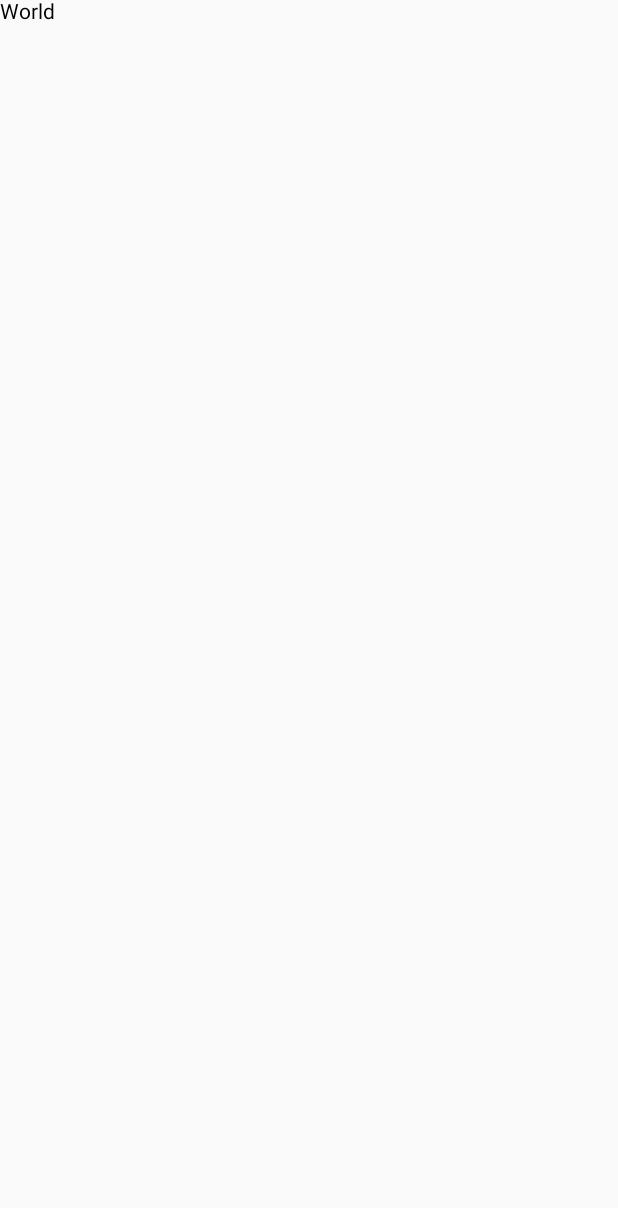
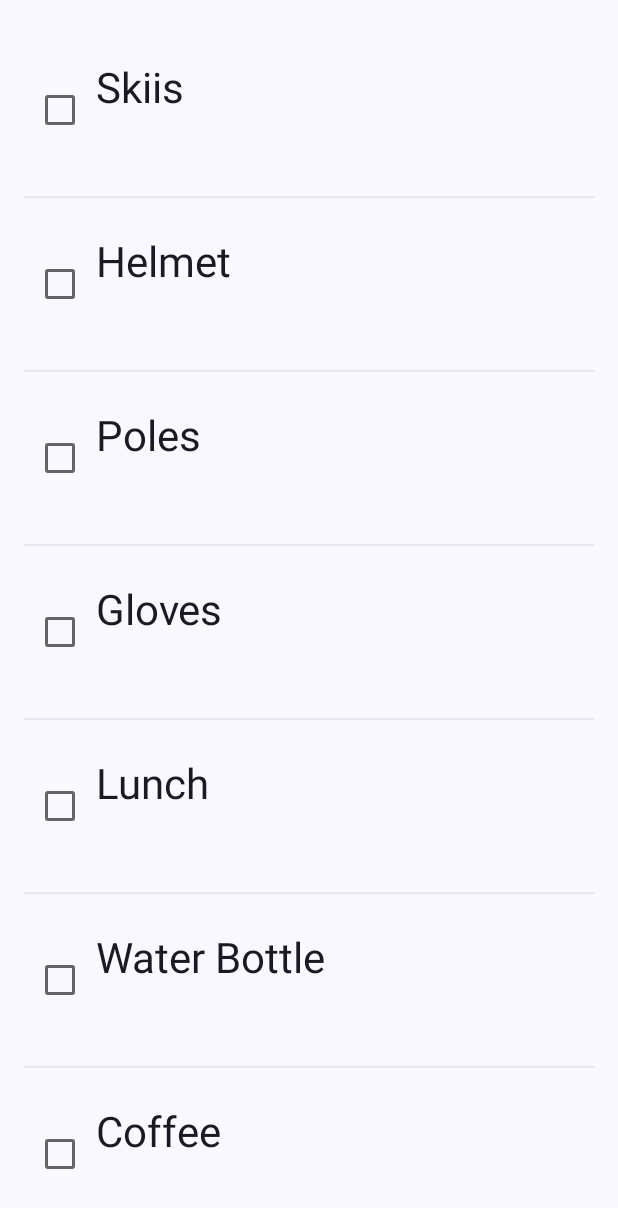
Before and after one commit to Geocasmith/SkiApp, an Android app built with Jetpack Compose: the screen it shows after launch (MainActivity), on a phone screen of 412 x 824 dp. Before the commit the part shown is almost empty. Shown: the top 1208 px of the screen. Run offline under Robolectric (Android 15) with nearby library versions, the phone set to English and light mode, and no system bars.

Commit message:
Created the packing list #feature

```diff
--- a/app/build.gradle
+++ b/app/build.gradle
@@ -54,10 +54,16 @@ dependencies {
     implementation 'androidx.lifecycle:lifecycle-runtime-ktx:2.3.1'
     implementation 'androidx.activity:activity-compose:1.3.1'
     implementation 'com.squareup.okhttp3:okhttp:4.5.0'
+    implementation 'androidx.compose.material:material:1.0.0-rc01'
     testImplementation 'junit:junit:4.13.2'
     androidTestImplementation 'androidx.test.ext:junit:1.1.3'
     androidTestImplementation 'androidx.test.espresso:espresso-core:3.4.0'
     androidTestImplementation "androidx.compose.ui:ui-test-junit4:$compose_version"
     debugImplementation "androidx.compose.ui:ui-tooling:$compose_version"
     debugImplementation "androidx.compose.ui:ui-test-manifest:$compose_version"
+
+    def nav_version = "2.5.1"
+
+    implementation("androidx.navigation:navigation-compose:$nav_version")
+
 }
--- a/app/src/main/java/com/example/project1/MainActivity.kt
+++ b/app/src/main/java/com/example/project1/MainActivity.kt
@@ -1,16 +1,28 @@
 package com.example.project1
 
 import android.os.Bundle
+import android.os.Message
 import androidx.activity.ComponentActivity
 import androidx.activity.compose.setContent
-import androidx.compose.foundation.layout.fillMaxSize
+import androidx.compose.foundation.interaction.MutableInteractionSource
+import androidx.compose.foundation.layout.*
+import androidx.compose.foundation.lazy.LazyColumn
 import androidx.compose.material3.MaterialTheme
 import androidx.compose.material3.Surface
 import androidx.compose.material3.Text
 import androidx.compose.runtime.Composable
+import androidx.compose.runtime.mutableStateOf
+import androidx.compose.foundation.lazy.items
+import androidx.compose.material.*
+import androidx.compose.runtime.remember
 import androidx.compose.ui.Modifier
 import androidx.compose.ui.tooling.preview.Preview
 import com.example.project1.ui.theme.Project1Theme
+import androidx.compose.runtime.mutableStateOf
+import androidx.compose.runtime.remember
+import androidx.compose.ui.Alignment
+import androidx.compose.ui.graphics.Color
+import androidx.compose.ui.unit.dp
 import kotlinx.coroutines.MainScope
 import kotlinx.coroutines.launch
 import okhttp3.OkHttpClient
@@ -18,11 +30,18 @@ import okhttp3.Request
 import java.io.IOException
 
 class MainActivity : ComponentActivity() {
+    private val items = listOf<String>(
+        "Skiis","Helmet", "Poles","Gloves","Lunch","Water Bottle","Coffee","Jacket","Socks","Boots","Shirt","Hoodie","Goggles"
+    )
+
     override fun onCreate(savedInstanceState: Bundle?) {
         super.onCreate(savedInstanceState)
         setContent {
-            getMountainData("-43.4717","171.5264")?.let { Text(it) }
-            Text("World")
+           Project1Theme {
+                Surface {
+                    SkiList(packing = items)
+                }
+           }
         }
     }
 }
@@ -32,6 +51,8 @@ fun Greeting(name: String) {
     Text(text = "Hello $name!")
 }
 
+
+
 @Preview(showBackground = true)
 @Composable
 fun DefaultPreview() {
@@ -40,6 +61,53 @@ fun DefaultPreview() {
     }
 }
 
+/**
+ * A list with each item in its own row with a checkbox
+ */
+@Composable
+fun SkiList(packing: List<String>) {
+
+//    //Make a header
+//    Text(
+//        text = "Ski List",
+//        modifier = Modifier.padding(start = 16.dp, top = 16.dp, end = 16.dp),
+//        style = MaterialTheme.typography.headlineMedium
+//    )
+    LazyColumn(modifier = Modifier.fillMaxSize()
+        .padding(start = 16.dp, top = 16.dp, end = 16.dp)) {
+        items(packing) { item ->
+            SkiItem(item)
+            //divider with hex color #d3d3d3
+            Divider(color = Color(0x11000100))
+        }
+    }
+
+}
+
+
+/**
+ * An item with a checkbox and text in same row
+ */
+@Composable
+fun SkiItem(item: String) {
+    Row(
+
+    ) {
+        val checked = remember { mutableStateOf(false) }
+
+        Checkbox(
+            checked = checked.value,
+            onCheckedChange = { checked.value = it },
+            colors = CheckboxDefaults.colors(),
+            modifier = Modifier.wrapContentHeight().padding(vertical = 33.dp)
+        )
+        Text(text = item,
+        style = MaterialTheme.typography.headlineMedium, modifier = Modifier.wrapContentHeight().padding(vertical = 25.dp))
+    }
+}
+
+
+@Composable
 fun getMountainData(latitude:String, longitude:String): String? {
     val url =
         "https://weatherbit-v1-mashape.p.rapidapi.com/forecast/3hourly?lat=$latitude&lon=$longitude";
@@ -53,15 +121,7 @@ fun getMountainData(latitude:String, longitude:String): String? {
         .addHeader("X-RapidAPI-Host", "weatherbit-v1-mashape.p.rapidapi.com")
         .build()
 
-    client.newCall(request).enqueue(object : okhttp3.Callback {
-        override fun onFailure(call: okhttp3.Call, e: IOException) {
-            e.printStackTrace()
-        }
-        override fun onResponse(call: okhttp3.Call, response: okhttp3.Response) {
-            result = response.body?.string()
-
-
-        }
-    })
+    val response = client.newCall(request).execute()
+    result = response.body?.string()
     return result
 }
--- /dev/null
+++ b/app/src/main/java/com/example/project1/NavBar.kt
@@ -0,0 +1,3 @@
+package com.example.project1
+
+sealed class NavBar
--- /dev/null
+++ b/app/src/main/java/com/example/project1/PackingList.kt
@@ -0,0 +1,10 @@
+package com.example.project1
+
+import androidx.compose.material3.Text
+import androidx.compose.runtime.Composable
+
+
+@Composable
+fun PackingList(){
+    Text(text = "Hello World")
+}
--- a/app/src/main/java/com/example/project1/ui/theme/Color.kt
+++ b/app/src/main/java/com/example/project1/ui/theme/Color.kt
@@ -1,5 +1,6 @@
 package com.example.project1.ui.theme
 
+import android.widget.CheckBox
 import androidx.compose.ui.graphics.Color
 
 val Purple80 = Color(0xFFD0BCFF)
@@ -9,3 +10,5 @@ val Pink80 = Color(0xFFEFB8C8)
 val Purple40 = Color(0xFF6650a4)
 val PurpleGrey40 = Color(0xFF625b71)
 val Pink40 = Color(0xFF7D5260)
+
+val CheckBoxColor = Color(0xFFF0F0F0)
```
